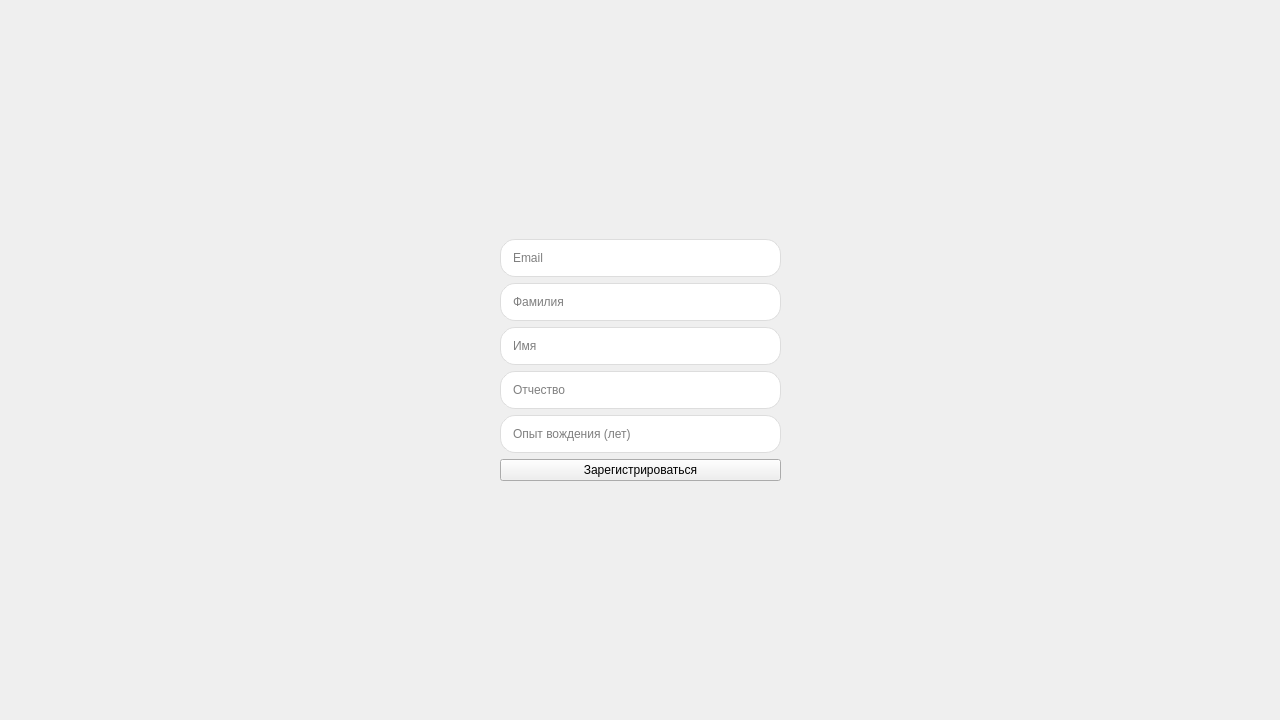
This is Delimobil/UI/registrationwidget.ui in Cookie-Boy/Qt-labs as Qt 5 draws it before an edit. The edited form follows.
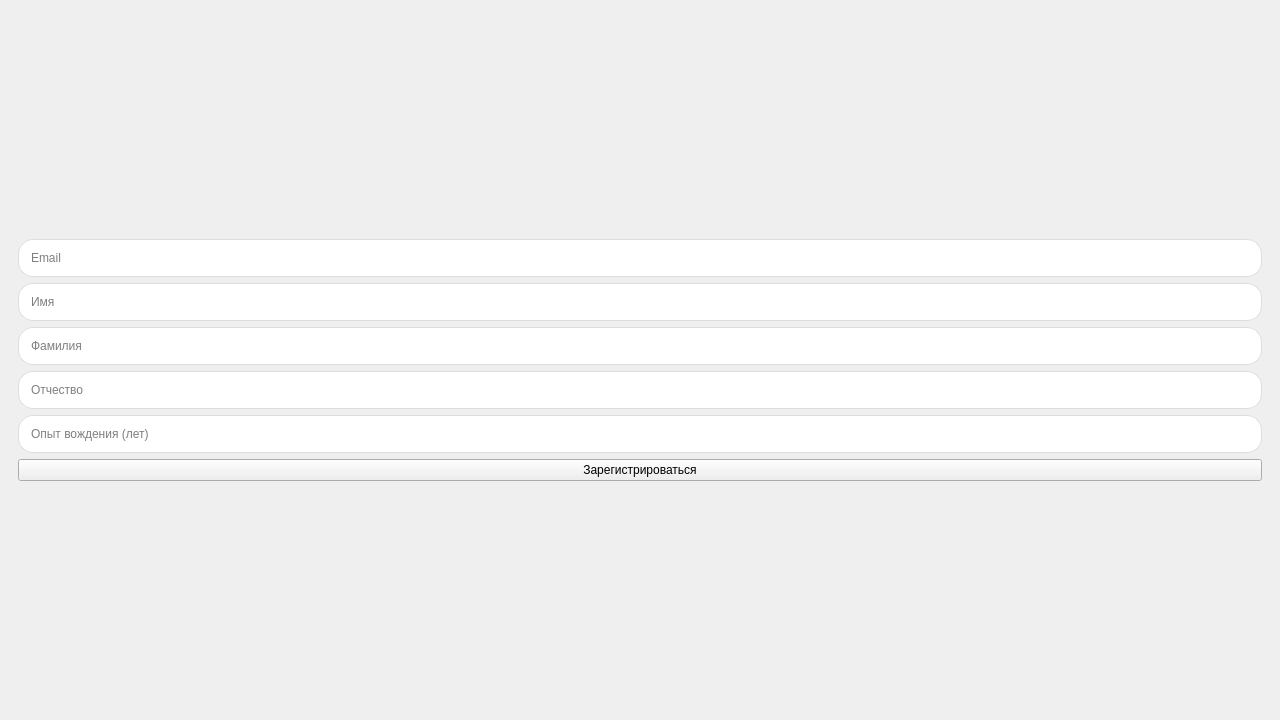
This is the edited form.

Diff of the .ui file:
```diff
--- a/Delimobil/UI/registrationwidget.ui
+++ b/Delimobil/UI/registrationwidget.ui
@@ -10,40 +10,62 @@
     <height>720</height>
    </rect>
   </property>
-  <property name="sizePolicy">
-   <sizepolicy hsizetype="Preferred" vsizetype="Preferred">
-    <horstretch>0</horstretch>
-    <verstretch>0</verstretch>
-   </sizepolicy>
-  </property>
   <property name="windowTitle">
-   <string>Form</string>
+   <string>Registration</string>
+  </property>
+  <layout class="QVBoxLayout" name="mainVerticalLayout">
+   <!-- Верхний вертикальный спейсер -->
+   <item>
+    <spacer name="verticalSpacerTop">
+     <property name="orientation">
+      <enum>Qt::Vertical</enum>
+     </property>
+     <property name="sizeType">
+      <enum>QSizePolicy::Expanding</enum>
+     </property>
+    </spacer>
+   </item>
+   <!-- Центрирование содержимого -->
+   <item>
+    <layout class="QHBoxLayout" name="horizontalCenterLayout">
+     <!-- Левый горизонтальный спейсер -->
+     <item>
+      <spacer name="horizontalSpacerLeft">
+       <property name="orientation">
+        <enum>Qt::Horizontal</enum>
+       </property>
+       <property name="sizeType">
+        <enum>QSizePolicy::Expanding</enum>
+       </property>
+      </spacer>
+     </item>
+     <!-- Центральное содержимое -->
+     <item>
+      <layout class="QVBoxLayout" name="centerContentLayout">
+       <!-- Поле Email -->
+       <item>
+        <widget class="QLineEdit" name="email">
+         <property name="sizePolicy">
+          <sizepolicy hsizetype="Expanding" vsizetype="Fixed">
+           <horstretch>30</horstretch>
+           <verstretch>0</verstretch>
+          </sizepolicy>
   </property>
   <property name="styleSheet">
-   <string notr="true"/>
-  </property>
-  <widget class="QWidget" name="gridLayoutWidget_2">
-   <property name="geometry">
-    <rect>
-     <x>0</x>
-     <y>0</y>
-     <width>1281</width>
-     <height>721</height>
-    </rect>
-   </property>
-   <layout class="QGridLayout" name="gridLayout_4">
-    <item row="0" column="0">
-     <layout class="QGridLayout" name="gridLayout_3">
-      <property name="sizeConstraint">
-       <enum>QLayout::SetFixedSize</enum>
-      </property>
-      <property name="leftMargin">
-       <number>500</number>
-      </property>
-      <property name="rightMargin">
-       <number>500</number>
-      </property>
-      <item row="4" column="0">
+          <string notr="true">QLineEdit {
+    border: 1px solid #ddd;
+    border-radius: 15px;
+    padding: 10px;
+    background-color: white;
+}</string>
+         </property>
+         <property name="placeholderText">
+          <string>Email</string>
+         </property>
+        </widget>
+       </item>
+       <!-- Поле Имя -->
+       <item>
        <widget class="QLineEdit" name="name">
         <property name="sizePolicy">
          <sizepolicy hsizetype="Expanding" vsizetype="Fixed">
@@ -59,15 +81,13 @@
     background-color: white;
 }</string>
         </property>
-        <property name="text">
-         <string/>
-        </property>
         <property name="placeholderText">
          <string>Имя</string>
         </property>
        </widget>
       </item>
-      <item row="1" column="0">
+       <!-- Поле Фамилия -->
+       <item>
        <widget class="QLineEdit" name="surname">
         <property name="sizePolicy">
          <sizepolicy hsizetype="Expanding" vsizetype="Fixed">
@@ -83,15 +103,35 @@
     background-color: white;
 }</string>
         </property>
-        <property name="text">
-         <string/>
-        </property>
         <property name="placeholderText">
          <string>Фамилия</string>
         </property>
        </widget>
       </item>
-      <item row="7" column="0">
+       <!-- Поле Отчество -->
+       <item>
+        <widget class="QLineEdit" name="surname2">
+         <property name="sizePolicy">
+          <sizepolicy hsizetype="Expanding" vsizetype="Fixed">
+           <horstretch>30</horstretch>
+           <verstretch>0</verstretch>
+          </sizepolicy>
+         </property>
+         <property name="styleSheet">
+          <string notr="true">QLineEdit {
+    border: 1px solid #ddd;
+    border-radius: 15px;
+    padding: 10px;
+    background-color: white;
+}</string>
+         </property>
+         <property name="placeholderText">
+          <string>Отчество</string>
+         </property>
+        </widget>
+       </item>
+       <!-- Поле Опыт вождения -->
+       <item>
        <widget class="QLineEdit" name="drivingExp">
         <property name="sizePolicy">
          <sizepolicy hsizetype="Expanding" vsizetype="Fixed">
@@ -107,39 +147,13 @@
     background-color: white;
 }</string>
         </property>
-        <property name="text">
-         <string/>
-        </property>
         <property name="placeholderText">
          <string>Опыт вождения (лет)</string>
         </property>
        </widget>
       </item>
-      <item row="0" column="0">
-       <widget class="QLineEdit" name="email">
-        <property name="sizePolicy">
-         <sizepolicy hsizetype="Expanding" vsizetype="Fixed">
-          <horstretch>30</horstretch>
-          <verstretch>0</verstretch>
-         </sizepolicy>
-        </property>
-        <property name="styleSheet">
-         <string notr="true">QLineEdit {
-    border: 1px solid #ddd;
-    border-radius: 15px;
-    padding: 10px;
-    background-color: white;
-}</string>
-        </property>
-        <property name="text">
-         <string/>
-        </property>
-        <property name="placeholderText">
-         <string>Email</string>
-        </property>
-       </widget>
-      </item>
-      <item row="8" column="0">
+       <!-- Кнопка Регистрация -->
+       <item>
        <widget class="QPushButton" name="regButton">
         <property name="sizePolicy">
          <sizepolicy hsizetype="Expanding" vsizetype="Maximum">
@@ -147,42 +161,38 @@
           <verstretch>0</verstretch>
          </sizepolicy>
         </property>
-        <property name="styleSheet">
-         <string notr="true"/>
-        </property>
         <property name="text">
          <string>Зарегистрироваться</string>
         </property>
        </widget>
       </item>
-      <item row="5" column="0">
-       <widget class="QLineEdit" name="surname2">
-        <property name="sizePolicy">
-         <sizepolicy hsizetype="Expanding" vsizetype="Fixed">
-          <horstretch>30</horstretch>
-          <verstretch>0</verstretch>
-         </sizepolicy>
-        </property>
-        <property name="styleSheet">
-         <string notr="true">QLineEdit {
-    border: 1px solid #ddd;
-    border-radius: 15px;
-    padding: 10px;
-    background-color: white;
-}</string>
-        </property>
-        <property name="text">
-         <string/>
-        </property>
-        <property name="placeholderText">
-         <string>Отчество</string>
-        </property>
-       </widget>
-      </item>
-     </layout>
-    </item>
-   </layout>
-  </widget>
+      </layout>
+     </item>
+     <!-- Правый горизонтальный спейсер -->
+     <item>
+      <spacer name="horizontalSpacerRight">
+       <property name="orientation">
+        <enum>Qt::Horizontal</enum>
+       </property>
+       <property name="sizeType">
+        <enum>QSizePolicy::Expanding</enum>
+       </property>
+      </spacer>
+     </item>
+    </layout>
+   </item>
+   <!-- Нижний вертикальный спейсер -->
+   <item>
+    <spacer name="verticalSpacerBottom">
+     <property name="orientation">
+      <enum>Qt::Vertical</enum>
+     </property>
+     <property name="sizeType">
+      <enum>QSizePolicy::Expanding</enum>
+     </property>
+    </spacer>
+   </item>
+  </layout>
  </widget>
  <resources/>
  <connections/>
```
Lines whose indentation alone changed are shown as unchanged.
